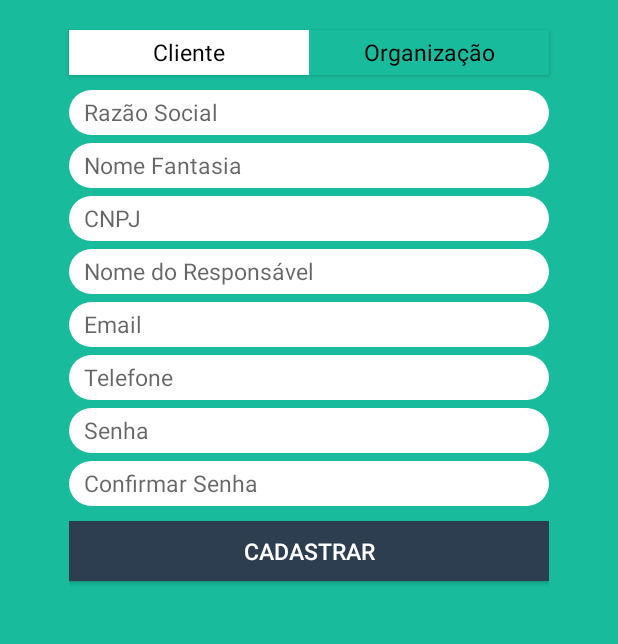
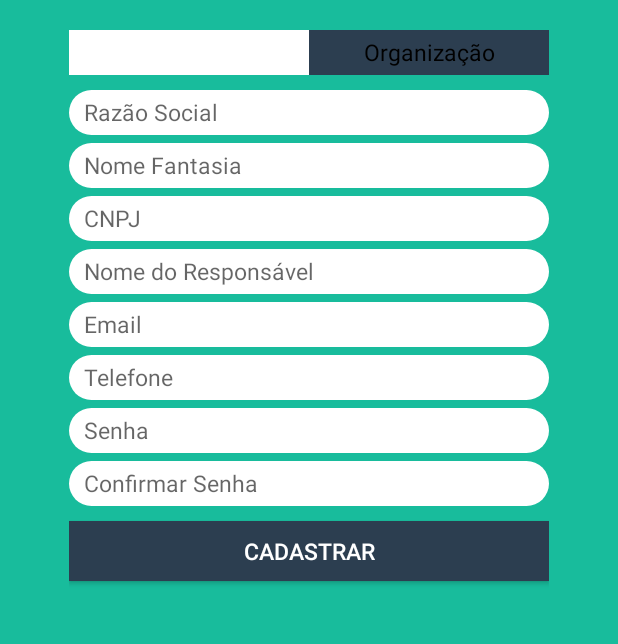
Before and after one commit to vicanalles/maoaberta, an Android app: the CadastroActivity screen opened directly, with no data from a screen before it, tab 2 chosen, on a phone screen of 412 x 824 dp, the part 264-908 px from its top. Run offline under Robolectric (Android 15) with nearby library versions, the phone set to English and light mode, and no system bars; our stand-ins replace CircleImageView.

Commit message:
Mudanca da cor da tab layout

```diff
--- a/app/src/main/java/com/maoaberta/vinicius/maoaberta/presentation/ui/activity/CadastroActivity.java
+++ b/app/src/main/java/com/maoaberta/vinicius/maoaberta/presentation/ui/activity/CadastroActivity.java
@@ -9,6 +9,7 @@ import android.support.design.widget.TabLayout;
 import android.support.v4.view.ViewPager;
 import android.support.v7.app.AppCompatActivity;
 import android.view.LayoutInflater;
+import android.view.View;
 import android.widget.TextView;
 
 import com.maoaberta.vinicius.maoaberta.R;
@@ -25,6 +26,7 @@ public class CadastroActivity extends AppCompatActivity {
     TabLayout tabs;
     CharSequence titles[]={"Cliente","Organização"};
     int numbOftabs =2;
+    TextView tv;
 
     @Override
     protected void onCreate(@Nullable Bundle savedInstanceState) {
@@ -40,15 +42,37 @@ public class CadastroActivity extends AppCompatActivity {
 
         // Assiging the Sliding Tab Layout View
         tabs = (TabLayout) findViewById(R.id.tabs);
-        tabs.setTabTextColors(ColorStateList.valueOf(Color.WHITE));
-        tabs.setSelectedTabIndicatorColor(getResources().getColor(R.color.backgroundColorApp));
+        tabs.setSelectedTabIndicatorColor(getResources().getColor(R.color.tabLayoutBottomColor));
         tabs.setupWithViewPager(pager);
 
         //Definição da fonte e da cor do texto das tabs
         for(int i = 0; i < tabs.getTabCount(); i++){
-            TextView tv = (TextView) LayoutInflater.from(this).inflate(R.layout.custom_tab, null);
+            tv = (TextView) LayoutInflater.from(this).inflate(R.layout.custom_tab, null);
             tv.setTypeface(Typeface.SANS_SERIF);
             tabs.getTabAt(i).setCustomView(tv);
+
+            if(tabs.getTabAt(i).isSelected()){
+                tv.setTextColor(getResources().getColor(R.color.textColorWhite));
+            }else{
+                tv.setTextColor(getResources().getColor(R.color.textColorBlack));
+            }
         }
+
+        tabs.addOnTabSelectedListener(new TabLayout.OnTabSelectedListener() {
+            @Override
+            public void onTabSelected(TabLayout.Tab tab) {
+
+            }
+
+            @Override
+            public void onTabUnselected(TabLayout.Tab tab) {
+
+            }
+
+            @Override
+            public void onTabReselected(TabLayout.Tab tab) {
+
+            }
+        });
     }
 }
--- a/app/src/main/res/drawable/tab_color_selector.xml
+++ b/app/src/main/res/drawable/tab_color_selector.xml
@@ -1,5 +1,5 @@
 <?xml version="1.0" encoding="utf-8"?>
 <selector xmlns:android="http://schemas.android.com/apk/res/android">
-    <item android:drawable="@color/backgroundColorApp" android:state_selected="true"/>
+    <item android:drawable="@color/tabLayoutBottomColor" android:state_selected="true"/>
     <item android:drawable="@color/textColorWhite"/>
 </selector>
--- a/app/src/main/res/layout/activity_cadastro.xml
+++ b/app/src/main/res/layout/activity_cadastro.xml
@@ -20,7 +20,6 @@
         android:layout_height="30dp"
         android:layout_gravity="center_horizontal"
         android:layout_marginTop="20dp"
-        android:background="@color/textColorBlack"
         android:elevation="2dp"
         app:tabBackground="@drawable/tab_color_selector"/>
 
--- a/app/src/main/res/layout/custom_tab.xml
+++ b/app/src/main/res/layout/custom_tab.xml
@@ -4,7 +4,6 @@
     android:layout_width="match_parent"
     android:layout_height="match_parent"
     android:textSize="15sp"
-    android:textColor="@color/textColorBlack"
     android:textStyle="normal"
     android:gravity="center">
 
```
